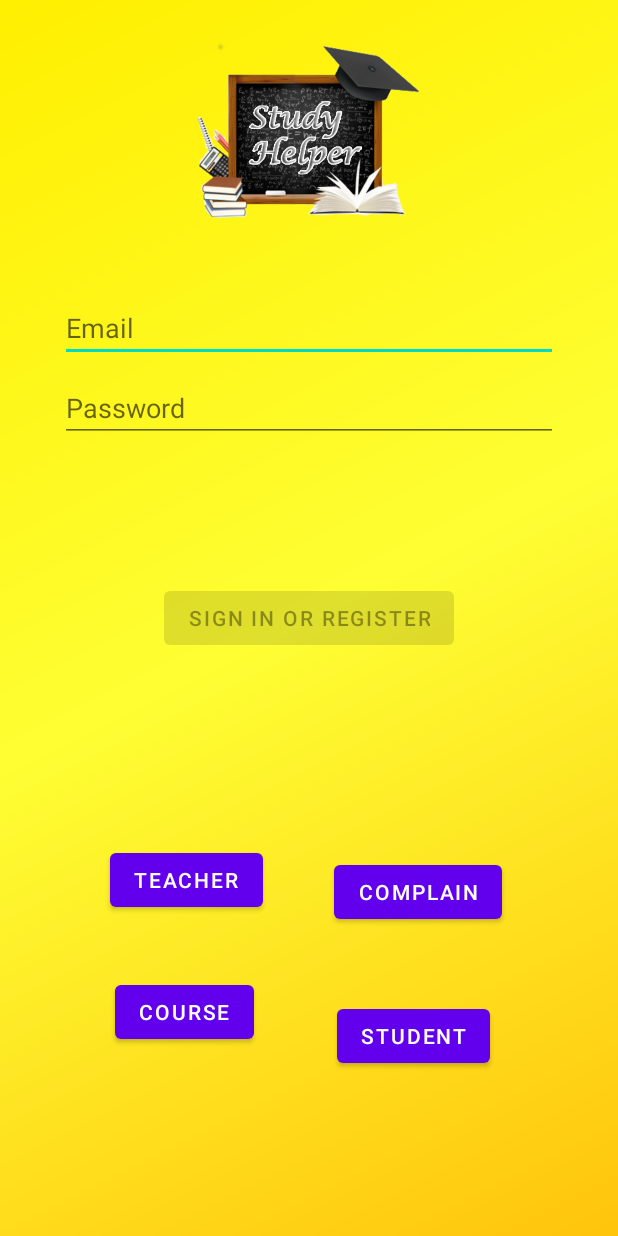
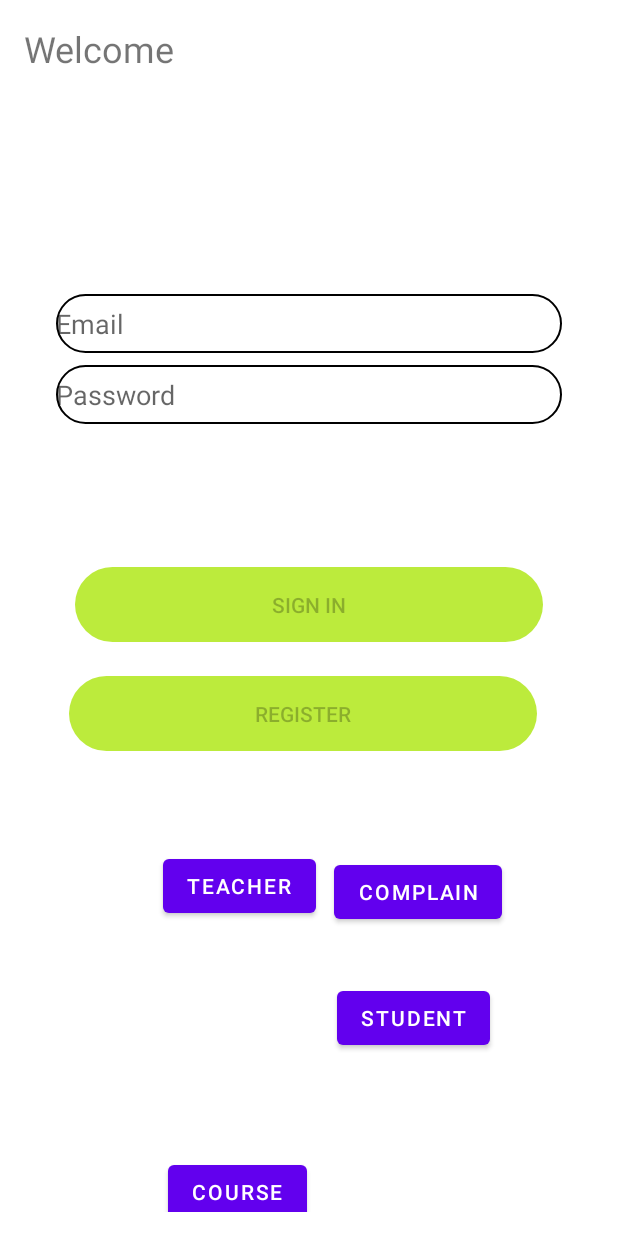
Before and after one commit to geethmaka/StudyHelper-Android-Firebase, an Android app: the screen it shows after launch (LoginActivity), on a phone screen of 412 x 824 dp. Run offline under Robolectric (Android 15) with nearby library versions, the light colour scheme and no system bars.

Commit message:
refactor:login page changed

```diff
--- a/app/src/main/res/drawable/button.xml
+++ b/app/src/main/res/drawable/button.xml
@@ -6,11 +6,12 @@
         android:topRightRadius="25dp"
         android:topLeftRadius="25dp"/>
 
-    <gradient
-        android:angle="50"
-        android:endColor="#673ab7"
-        android:centerColor="#2196f3"
-        android:startColor="#673ab7"
-        android:type="linear" />
+<!--    <gradient-->
+<!--        android:angle="50"-->
+<!--        android:endColor="#673ab7"-->
+<!--        android:centerColor="#2196f3"-->
+<!--        android:startColor="#673ab7"-->
+<!--        android:type="linear" />-->
+    <solid android:color="#BCEB3C"></solid>
 
 </shape>
--- a/app/src/main/res/drawable/pagebackground.xml
+++ b/app/src/main/res/drawable/pagebackground.xml
@@ -2,11 +2,12 @@
 <shape xmlns:android="http://schemas.android.com/apk/res/android"
     android:shape="rectangle" >
 
-    <gradient
-        android:angle="135"
-        android:endColor="#ffef00"
-        android:centerColor="#fefe33"
-        android:startColor="#ffc40c"
-        android:type="linear" />
+<!--    <gradient-->
+<!--        android:angle="135"-->
+<!--        android:endColor="#ffef00"-->
+<!--        android:centerColor="#fefe33"-->
+<!--        android:startColor="#ffc40c"-->
+<!--        android:type="linear" />-->
+    <solid android:color="@color/white"></solid>
 
 </shape>
--- /dev/null
+++ b/app/src/main/res/drawable/roundedtext.xml
@@ -0,0 +1,16 @@
+<?xml version="1.0" encoding="utf-8"?>
+    <!--  res/drawable/rounded_edittext.xml -->
+<shape xmlns:android="http://schemas.android.com/apk/res/android"
+android:shape="rectangle"
+android:padding="30dp">
+
+<solid android:color="#FFFFFF" />
+<corners
+    android:bottomRightRadius="25dp"
+    android:bottomLeftRadius="25dp"
+    android:topLeftRadius="25dp"
+    android:topRightRadius="25dp" />
+    <stroke
+        android:width="1dp"
+        android:color="@android:color/black" />
+</shape>
--- a/app/src/main/res/layout/activity_login.xml
+++ b/app/src/main/res/layout/activity_login.xml
@@ -12,19 +12,14 @@
     android:paddingBottom="@dimen/activity_vertical_margin"
     tools:context=".ui.login.LoginActivity">
 
-    <ImageView
-        android:layout_width="wrap_content"
-        android:layout_height="150dp"
-        android:src="@drawable/login"
-        tools:ignore="MissingConstraints" />
-
     <EditText
         android:id="@+id/username"
-        android:layout_width="0dp"
-        android:layout_height="wrap_content"
+        android:layout_width="337dp"
+        android:layout_height="39dp"
         android:layout_marginStart="24dp"
         android:layout_marginTop="180dp"
         android:layout_marginEnd="24dp"
+        android:background="@drawable/roundedtext"
         android:hint="@string/prompt_email"
         android:inputType="textEmailAddress"
         android:selectAllOnFocus="true"
@@ -34,11 +29,12 @@
 
     <EditText
         android:id="@+id/password"
-        android:layout_width="0dp"
-        android:layout_height="wrap_content"
+        android:layout_width="337dp"
+        android:layout_height="39dp"
         android:layout_marginStart="24dp"
         android:layout_marginTop="8dp"
         android:layout_marginEnd="24dp"
+        android:background="@drawable/roundedtext"
         android:hint="@string/prompt_password"
         android:imeActionLabel="@string/action_sign_in_short"
         android:imeOptions="actionDone"
@@ -48,22 +44,42 @@
         app:layout_constraintStart_toStartOf="parent"
         app:layout_constraintTop_toBottomOf="@+id/username" />
 
-    <Button
+    <android.widget.Button
         android:id="@+id/login"
-        android:layout_width="wrap_content"
-        android:layout_height="wrap_content"
+        android:layout_width="312dp"
+        android:layout_height="50dp"
         android:layout_gravity="start"
         android:layout_marginStart="48dp"
         android:layout_marginTop="16dp"
         android:layout_marginEnd="48dp"
         android:layout_marginBottom="64dp"
+        android:background="@drawable/button"
         android:enabled="false"
-        android:text="@string/action_sign_in"
+        android:text="@string/sign_in"
         app:layout_constraintBottom_toBottomOf="parent"
         app:layout_constraintEnd_toEndOf="parent"
         app:layout_constraintStart_toStartOf="parent"
         app:layout_constraintTop_toBottomOf="@+id/password"
         app:layout_constraintVertical_bias="0.2" />
+
+    <android.widget.Button
+        android:id="@+id/register"
+        android:layout_width="312dp"
+        android:layout_height="50dp"
+        android:layout_gravity="start"
+        android:layout_marginStart="48dp"
+        android:layout_marginTop="16dp"
+        android:layout_marginEnd="48dp"
+        android:layout_marginBottom="64dp"
+        android:background="@drawable/button"
+        android:enabled="false"
+        android:text="@string/register"
+        app:layout_constraintBottom_toBottomOf="parent"
+        app:layout_constraintEnd_toEndOf="parent"
+        app:layout_constraintHorizontal_bias="0.666"
+        app:layout_constraintStart_toStartOf="parent"
+        app:layout_constraintTop_toBottomOf="@+id/password"
+        app:layout_constraintVertical_bias="0.384" />
 
     <ProgressBar
         android:id="@+id/loading"
@@ -85,8 +101,8 @@
         android:id="@+id/button4"
         android:layout_width="wrap_content"
         android:layout_height="wrap_content"
-        android:layout_marginEnd="47dp"
-        android:layout_marginBottom="8dp"
+        android:layout_marginEnd="12dp"
+        android:layout_marginBottom="4dp"
         android:hint="@string/Teacher"
         android:onClick="gotoTMProfile"
         android:text="@string/Teacher"
@@ -98,7 +114,7 @@
         android:layout_width="wrap_content"
         android:layout_height="wrap_content"
         android:layout_marginStart="2dp"
-        android:layout_marginTop="48dp"
+        android:layout_marginTop="36dp"
         android:hint="@string/Student"
         android:onClick="gotoSMProfile"
         android:text="@string/Student"
@@ -110,7 +126,7 @@
         android:layout_width="wrap_content"
         android:layout_height="wrap_content"
         android:layout_marginStart="3dp"
-        android:layout_marginTop="40dp"
+        android:layout_marginTop="156dp"
         android:hint="@string/Course"
         android:onClick="gotoCMProfile"
         android:text="@string/Course"
@@ -129,4 +145,13 @@
         app:layout_constraintBottom_toBottomOf="parent"
         app:layout_constraintEnd_toEndOf="parent" />
 
+    <TextView
+        android:id="@+id/textView"
+        android:layout_width="118dp"
+        android:layout_height="43dp"
+        android:text="@string/welcome"
+        android:textSize="24sp"
+        tools:layout_editor_absoluteX="130dp"
+        tools:layout_editor_absoluteY="124dp" />
+
 </androidx.constraintlayout.widget.ConstraintLayout>
--- a/app/src/main/res/values/strings.xml
+++ b/app/src/main/res/values/strings.xml
@@ -3,9 +3,10 @@
     <!-- Strings related to login -->
     <string name="prompt_email">Email</string>
     <string name="prompt_password">Password</string>
-    <string name="action_sign_in">Sign in or register</string>
+    <string name="sign_in">Sign In</string>
+    <string name="register">Register</string>
     <string name="action_sign_in_short">Sign in</string>
-    <string name="welcome">"Welcome !"</string>
+    <string name="welcome">Welcome</string>
     <string name="invalid_username">Not a valid username</string>
     <string name="invalid_password">Password must be >5 characters</string>
     <string name="login_failed">"Login failed"</string>
@@ -18,5 +19,4 @@
     <string name="Course">Course</string>
     <string name="No_of_pdf">No of\npdf</string>
     <string name="No_of_links">No of\nlinks</string>
-
 </resources>
```
